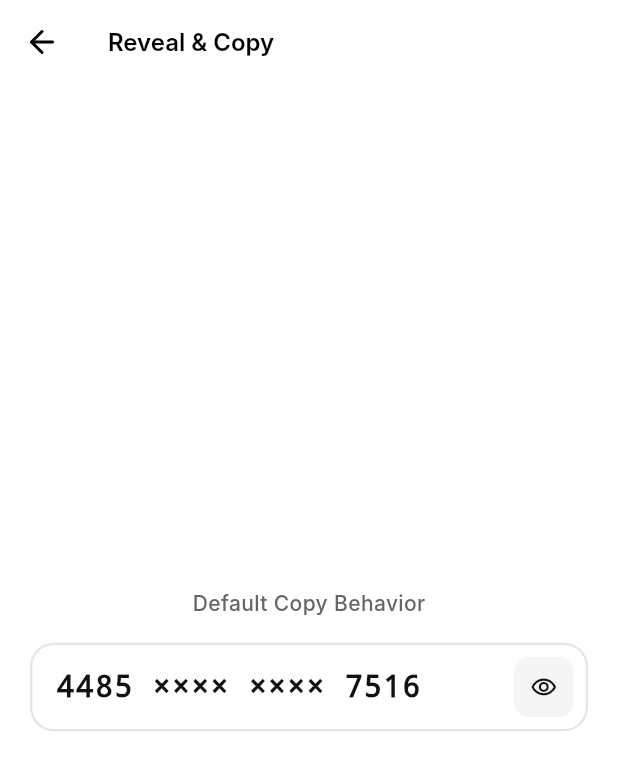
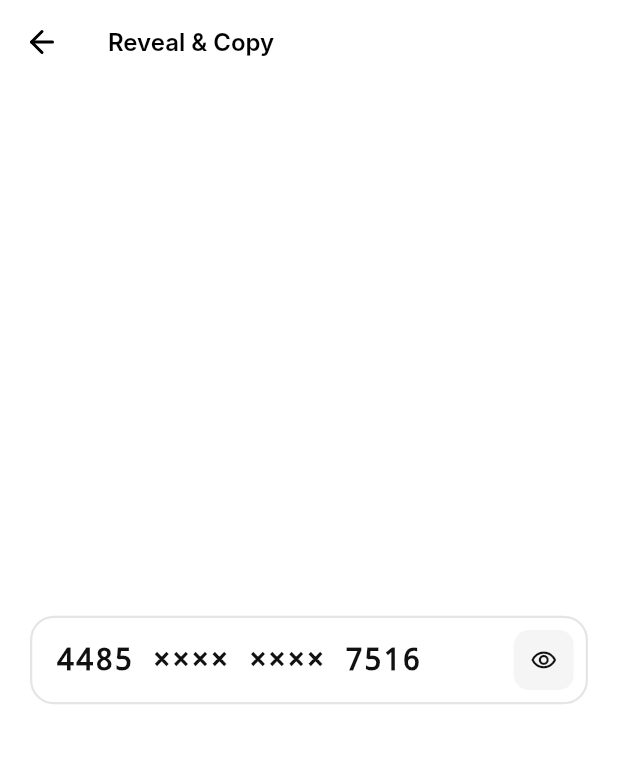
Before and after one commit to lportals/flutter_ui_interactions, a Flutter app: the RevealCopyShowcase screen opened directly, on a phone screen of 412 x 824 dp. Shown: the top 770 px of the screen. Run offline on Flutter 3.47's test engine with Material 3 defaults, Android fonts, the phone set to English and light mode, and no system bars; our stand-ins replace lucide_icons; Roboto replaces fonts that are missing (Inter).

Commit message:
style: remove label and center interaction in showcase

```diff
--- a/lib/showcases/reveal_copy_showcase.dart
+++ b/lib/showcases/reveal_copy_showcase.dart
@@ -37,15 +37,7 @@ class _RevealCopyShowcaseState extends State<RevealCopyShowcase> {
           child: Column(
             mainAxisSize: MainAxisSize.min,
             children: [
-              const Text(
-                'Default Copy Behavior',
-                style: TextStyle(
-                  fontSize: 14,
-                  fontWeight: FontWeight.w500,
-                  color: Color(0xFF666666),
-                ),
-              ),
-              const SizedBox(height: 16),
+
               RevealCopyInteraction(
                 value: '4485 2291 0034 7516',
                 onCopied: () {
```
